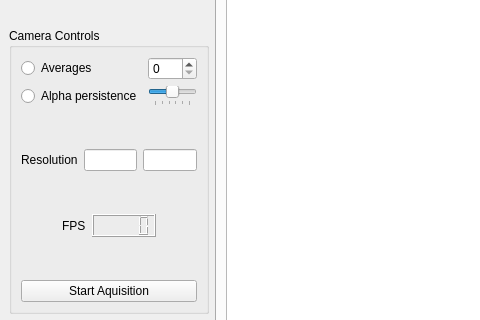
This is BeamProfilerLib/BeamProfilerUI.ui in steinnymir/BeamProfiler as Qt 5 draws it before an edit; both pictures show x 0 to 480 and y 88 to 408 of the 881 by 598 pixel window. The edited form follows.
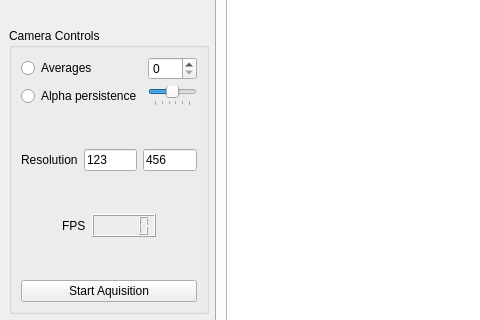
This is the edited form. Custom widgets are drawn as their Qt base class.

Commit message: new UI, todo implement signals and slots

Patch:
```diff
--- a/BeamProfilerLib/BeamProfilerUI.ui
+++ b/BeamProfilerLib/BeamProfilerUI.ui
@@ -151,10 +151,18 @@
             </widget>
            </item>
            <item>
-            <widget class="QLineEdit" name="lineEdit_2"/>
+            <widget class="QLineEdit" name="lineEdit_2">
+             <property name="text">
+              <string>123</string>
+             </property>
+            </widget>
            </item>
            <item>
-            <widget class="QLineEdit" name="lineEdit_3"/>
+            <widget class="QLineEdit" name="lineEdit_3">
+             <property name="text">
+              <string>456</string>
+             </property>
+            </widget>
            </item>
           </layout>
          </item>
```
Left out of the diff: 59 changed lines with no effect on the pictures. The commit also changes 3 other files.
